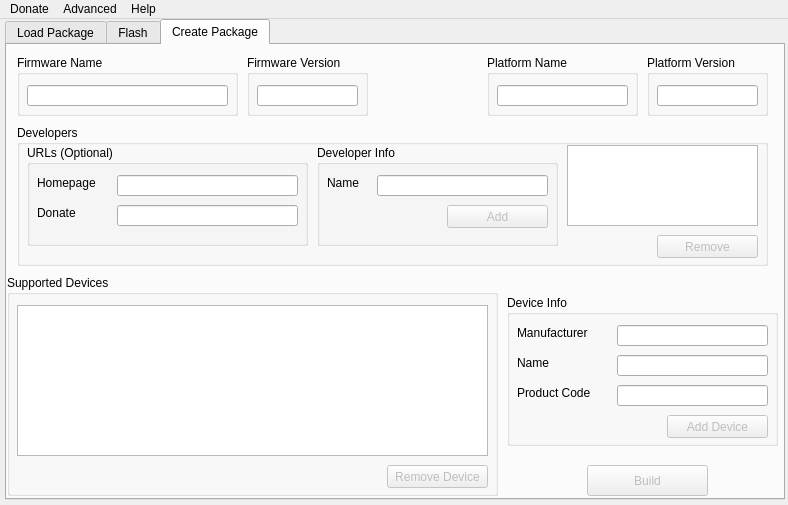
Old version of the form heimdall-frontend/mainwindow.ui in the repository Benjamin-Dobell/Heimdall.
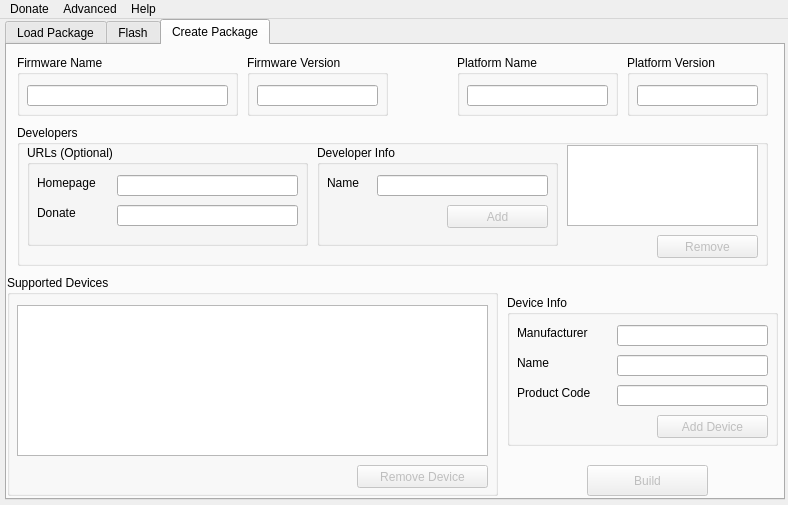
New version of the form. The open tabs and pages were chosen to show the change.

Commit message: Altered the user interface slightly to prevent clipping on certain OS.

```diff
--- a/heimdall-frontend/mainwindow.ui
+++ b/heimdall-frontend/mainwindow.ui
@@ -769,9 +769,9 @@
        </property>
        <property name="geometry">
         <rect>
-         <x>380</x>
+         <x>350</x>
          <y>190</y>
-         <width>101</width>
+         <width>131</width>
          <height>23</height>
         </rect>
        </property>
@@ -785,7 +785,7 @@
        <rect>
         <x>240</x>
         <y>10</y>
-        <width>121</width>
+        <width>141</width>
         <height>61</height>
        </rect>
       </property>
@@ -800,7 +800,7 @@
         <rect>
          <x>10</x>
          <y>30</y>
-         <width>101</width>
+         <width>121</width>
          <height>21</height>
         </rect>
        </property>
@@ -812,9 +812,9 @@
      <widget class="QGroupBox" name="createPlatformNameGroup">
       <property name="geometry">
        <rect>
-        <x>480</x>
+        <x>450</x>
         <y>10</y>
-        <width>151</width>
+        <width>161</width>
         <height>61</height>
        </rect>
       </property>
@@ -829,7 +829,7 @@
         <rect>
          <x>10</x>
          <y>30</y>
-         <width>131</width>
+         <width>141</width>
          <height>21</height>
         </rect>
        </property>
@@ -1041,9 +1041,9 @@
      <widget class="QGroupBox" name="createPlatformVersionGroup">
       <property name="geometry">
        <rect>
-        <x>640</x>
+        <x>620</x>
         <y>10</y>
-        <width>121</width>
+        <width>141</width>
         <height>61</height>
        </rect>
       </property>
@@ -1058,7 +1058,7 @@
         <rect>
          <x>10</x>
          <y>30</y>
-         <width>101</width>
+         <width>121</width>
          <height>21</height>
         </rect>
        </property>
@@ -1172,9 +1172,9 @@
        </property>
        <property name="geometry">
         <rect>
-         <x>160</x>
+         <x>150</x>
          <y>120</y>
-         <width>101</width>
+         <width>111</width>
          <height>23</height>
         </rect>
        </property>
```
Left out of the diff: 6 changed lines with no effect on the pictures.
